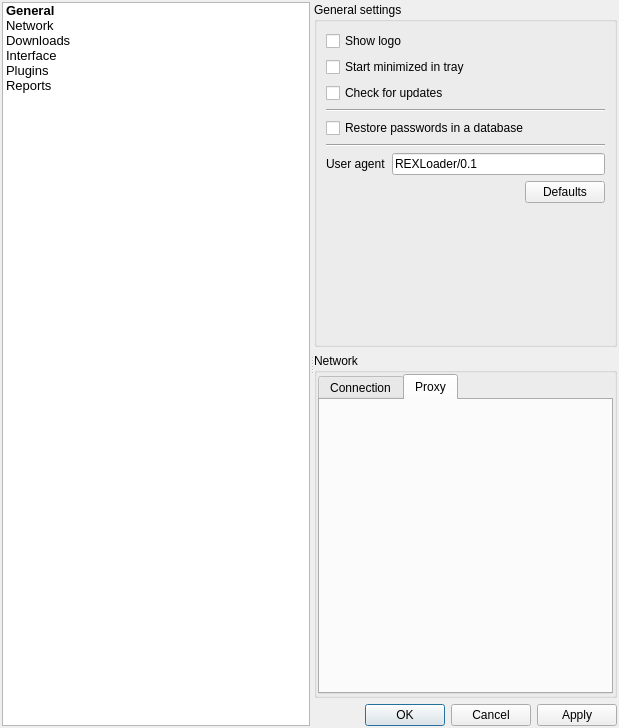
This is REXLoader/settingsdialog.ui in RA9OAJ/rexloader as Qt 5 draws it before an edit. The edited form follows.
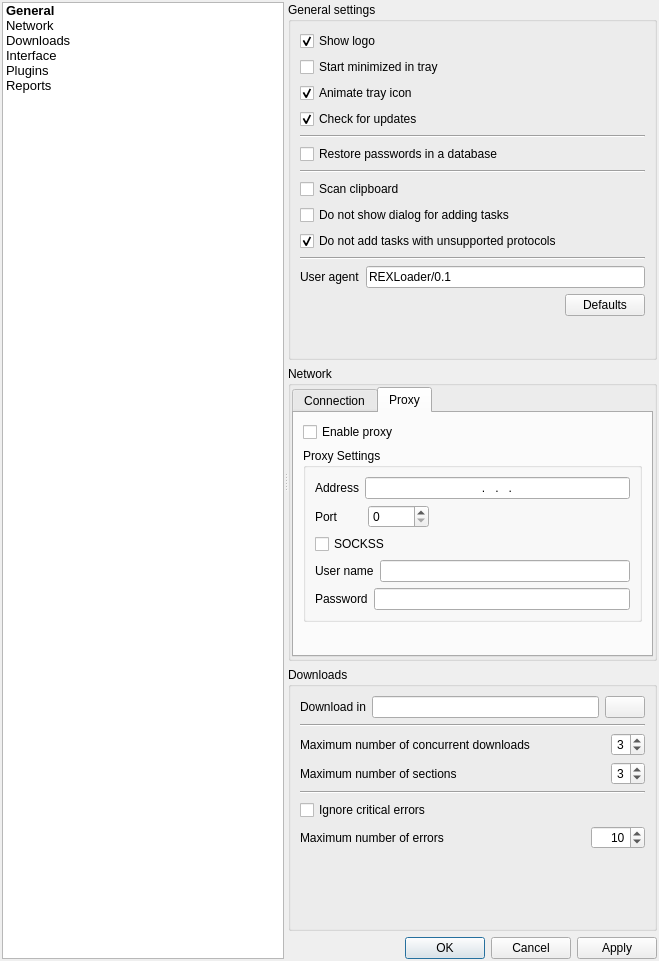
This is the edited form. The open tabs and pages were chosen to show the change.

Commit message: Реализован еще один фрейм с настроками закачек в диалоге настройки программы.

```diff
--- a/REXLoader/settingsdialog.ui
+++ b/REXLoader/settingsdialog.ui
@@ -6,8 +6,8 @@
    <rect>
     <x>0</x>
     <y>0</y>
-    <width>619</width>
-    <height>728</height>
+    <width>659</width>
+    <height>961</height>
    </rect>
   </property>
   <property name="windowTitle">
@@ -117,6 +117,9 @@
             <property name="text">
              <string>Show logo</string>
             </property>
+            <property name="checked">
+             <bool>true</bool>
+            </property>
            </widget>
           </item>
           <item>
@@ -124,6 +127,19 @@
             <property name="text">
              <string>Start minimized in tray</string>
             </property>
+            <property name="checked">
+             <bool>false</bool>
+            </property>
+           </widget>
+          </item>
+          <item>
+           <widget class="QCheckBox" name="animateTrayBox">
+            <property name="text">
+             <string>Animate tray icon</string>
+            </property>
+            <property name="checked">
+             <bool>true</bool>
+            </property>
            </widget>
           </item>
           <item>
@@ -131,6 +147,9 @@
             <property name="text">
              <string>Check for updates</string>
             </property>
+            <property name="checked">
+             <bool>true</bool>
+            </property>
            </widget>
           </item>
           <item>
@@ -154,6 +173,37 @@
             </property>
            </widget>
           </item>
+          <item>
+           <widget class="QCheckBox" name="scanClipboard">
+            <property name="text">
+             <string>Scan clipboard</string>
+            </property>
+           </widget>
+          </item>
+          <item>
+           <widget class="QCheckBox" name="notShowAddingDialog">
+            <property name="text">
+             <string>Do not show dialog for adding tasks</string>
+            </property>
+           </widget>
+          </item>
+          <item>
+           <widget class="QCheckBox" name="notAddTaskUnsupported">
+            <property name="text">
+             <string>Do not add tasks with unsupported protocols</string>
+            </property>
+            <property name="checked">
+             <bool>true</bool>
+            </property>
+           </widget>
+          </item>
+          <item>
+           <widget class="Line" name="line_4">
+            <property name="orientation">
+             <enum>Qt::Horizontal</enum>
+            </property>
+           </widget>
+          </item>
           <item>
            <layout class="QHBoxLayout" name="horizontalLayout">
             <item>
@@ -368,7 +418,7 @@
                  </widget>
                 </item>
                 <item>
-                 <widget class="QSpinBox" name="spinBox">
+                 <widget class="QSpinBox" name="connectionTimeout">
                   <property name="suffix">
                    <string> sec</string>
                   </property>
@@ -414,12 +464,354 @@
              <attribute name="title">
               <string>Proxy</string>
              </attribute>
+             <layout class="QVBoxLayout" name="verticalLayout_7">
+              <item>
+               <widget class="QCheckBox" name="proxyCheckBox">
+                <property name="text">
+                 <string>Enable proxy</string>
+                </property>
+               </widget>
+              </item>
+              <item>
+               <widget class="QGroupBox" name="groupBox">
+                <property name="title">
+                 <string>Proxy Settings</string>
+                </property>
+                <layout class="QVBoxLayout" name="verticalLayout_6">
+                 <item>
+                  <layout class="QHBoxLayout" name="horizontalLayout_8">
+                   <item>
+                    <widget class="QLabel" name="label_7">
+                     <property name="text">
+                      <string>Address</string>
+                     </property>
+                    </widget>
+                   </item>
+                   <item>
+                    <widget class="QLineEdit" name="proxyAddress">
+                     <property name="inputMask">
+                      <string>000.000.000.000; </string>
+                     </property>
+                     <property name="alignment">
+                      <set>Qt::AlignCenter</set>
+                     </property>
+                    </widget>
+                   </item>
+                  </layout>
+                 </item>
+                 <item>
+                  <layout class="QHBoxLayout" name="horizontalLayout_9">
+                   <item>
+                    <widget class="QLabel" name="label_8">
+                     <property name="minimumSize">
+                      <size>
+                       <width>47</width>
+                       <height>0</height>
+                      </size>
+                     </property>
+                     <property name="text">
+                      <string>Port</string>
+                     </property>
+                    </widget>
+                   </item>
+                   <item>
+                    <widget class="QSpinBox" name="proxyPort">
+                     <property name="maximum">
+                      <number>65535</number>
+                     </property>
+                    </widget>
+                   </item>
+                   <item>
+                    <spacer name="horizontalSpacer_3">
+                     <property name="orientation">
+                      <enum>Qt::Horizontal</enum>
+                     </property>
+                     <property name="sizeHint" stdset="0">
+                      <size>
+                       <width>118</width>
+                       <height>20</height>
+                      </size>
+                     </property>
+                    </spacer>
+                   </item>
+                  </layout>
+                 </item>
+                 <item>
+                  <layout class="QHBoxLayout" name="horizontalLayout_10">
+                   <item>
+                    <widget class="QCheckBox" name="sockssCheck">
+                     <property name="text">
+                      <string>SOCKSS</string>
+                     </property>
+                    </widget>
+                   </item>
+                   <item>
+                    <spacer name="horizontalSpacer_4">
+                     <property name="orientation">
+                      <enum>Qt::Horizontal</enum>
+                     </property>
+                     <property name="sizeHint" stdset="0">
+                      <size>
+                       <width>148</width>
+                       <height>20</height>
+                      </size>
+                     </property>
+                    </spacer>
+                   </item>
+                  </layout>
+                 </item>
+                 <item>
+                  <layout class="QHBoxLayout" name="horizontalLayout_11">
+                   <item>
+                    <widget class="QLabel" name="label_9">
+                     <property name="text">
+                      <string>User name</string>
+                     </property>
+                    </widget>
+                   </item>
+                   <item>
+                    <widget class="QLineEdit" name="proxyUser"/>
+                   </item>
+                  </layout>
+                 </item>
+                 <item>
+                  <layout class="QHBoxLayout" name="horizontalLayout_12">
+                   <item>
+                    <widget class="QLabel" name="label_10">
+                     <property name="text">
+                      <string>Password</string>
+                     </property>
+                    </widget>
+                   </item>
+                   <item>
+                    <widget class="QLineEdit" name="proxyPassword">
+                     <property name="echoMode">
+                      <enum>QLineEdit::Password</enum>
+                     </property>
+                    </widget>
+                   </item>
+                  </layout>
+                 </item>
+                </layout>
+               </widget>
+              </item>
+              <item>
+               <spacer name="verticalSpacer_3">
+                <property name="orientation">
+                 <enum>Qt::Vertical</enum>
+                </property>
+                <property name="sizeHint" stdset="0">
+                 <size>
+                  <width>20</width>
+                  <height>40</height>
+                 </size>
+                </property>
+               </spacer>
+              </item>
+             </layout>
             </widget>
            </widget>
           </item>
          </layout>
         </widget>
        </item>
+       <item>
+        <widget class="QGroupBox" name="downloadsBox">
+         <property name="title">
+          <string>Downloads</string>
+         </property>
+         <layout class="QVBoxLayout" name="verticalLayout_8">
+          <item>
+           <layout class="QHBoxLayout" name="horizontalLayout_13">
+            <item>
+             <widget class="QLabel" name="label_11">
+              <property name="text">
+               <string>Download in</string>
+              </property>
+             </widget>
+            </item>
+            <item>
+             <widget class="QLineEdit" name="downDir">
+              <property name="readOnly">
+               <bool>true</bool>
+              </property>
+             </widget>
+            </item>
+            <item>
+             <widget class="QPushButton" name="browseButton">
+              <property name="maximumSize">
+               <size>
+                <width>40</width>
+                <height>16777215</height>
+               </size>
+              </property>
+              <property name="toolTip">
+               <string>View folders</string>
+              </property>
+              <property name="text">
+               <string/>
+              </property>
+             </widget>
+            </item>
+           </layout>
+          </item>
+          <item>
+           <widget class="Line" name="line_5">
+            <property name="orientation">
+             <enum>Qt::Horizontal</enum>
+            </property>
+           </widget>
+          </item>
+          <item>
+           <layout class="QHBoxLayout" name="horizontalLayout_14">
+            <item>
+             <widget class="QLabel" name="label_12">
+              <property name="text">
+               <string>Maximum number of concurrent downloads</string>
+              </property>
+             </widget>
+            </item>
+            <item>
+             <spacer name="horizontalSpacer_6">
+              <property name="orientation">
+               <enum>Qt::Horizontal</enum>
+              </property>
+              <property name="sizeHint" stdset="0">
+               <size>
+                <width>40</width>
+                <height>20</height>
+               </size>
+              </property>
+             </spacer>
+            </item>
+            <item>
+             <widget class="QSpinBox" name="maxTasksSpin">
+              <property name="alignment">
+               <set>Qt::AlignRight|Qt::AlignTrailing|Qt::AlignVCenter</set>
+              </property>
+              <property name="minimum">
+               <number>1</number>
+              </property>
+              <property name="maximum">
+               <number>9</number>
+              </property>
+              <property name="value">
+               <number>3</number>
+              </property>
+             </widget>
+            </item>
+           </layout>
+          </item>
+          <item>
+           <layout class="QHBoxLayout" name="horizontalLayout_15">
+            <item>
+             <widget class="QLabel" name="label_13">
+              <property name="text">
+               <string>Maximum number of sections</string>
+              </property>
+             </widget>
+            </item>
+            <item>
+             <spacer name="horizontalSpacer_5">
+              <property name="orientation">
+               <enum>Qt::Horizontal</enum>
+              </property>
+              <property name="sizeHint" stdset="0">
+               <size>
+                <width>40</width>
+                <height>20</height>
+               </size>
+              </property>
+             </spacer>
+            </item>
+            <item>
+             <widget class="QSpinBox" name="maxSectionsSpin">
+              <property name="alignment">
+               <set>Qt::AlignRight|Qt::AlignTrailing|Qt::AlignVCenter</set>
+              </property>
+              <property name="minimum">
+               <number>1</number>
+              </property>
+              <property name="maximum">
+               <number>6</number>
+              </property>
+              <property name="value">
+               <number>3</number>
+              </property>
+             </widget>
+            </item>
+           </layout>
+          </item>
+          <item>
+           <widget class="Line" name="line_6">
+            <property name="orientation">
+             <enum>Qt::Horizontal</enum>
+            </property>
+           </widget>
+          </item>
+          <item>
+           <widget class="QCheckBox" name="checkBox">
+            <property name="text">
+             <string>Ignore critical errors</string>
+            </property>
+           </widget>
+          </item>
+          <item>
+           <layout class="QHBoxLayout" name="horizontalLayout_16">
+            <item>
+             <widget class="QLabel" name="label_14">
+              <property name="text">
+               <string>Maximum number of errors</string>
+              </property>
+             </widget>
+            </item>
+            <item>
+             <spacer name="horizontalSpacer_7">
+              <property name="orientation">
+               <enum>Qt::Horizontal</enum>
+              </property>
+              <property name="sizeHint" stdset="0">
+               <size>
+                <width>40</width>
+                <height>20</height>
+               </size>
+              </property>
+             </spacer>
+            </item>
+            <item>
+             <widget class="QSpinBox" name="spinBox">
+              <property name="alignment">
+               <set>Qt::AlignRight|Qt::AlignTrailing|Qt::AlignVCenter</set>
+              </property>
+              <property name="minimum">
+               <number>1</number>
+              </property>
+              <property name="maximum">
+               <number>9999</number>
+              </property>
+              <property name="value">
+               <number>10</number>
+              </property>
+             </widget>
+            </item>
+           </layout>
+          </item>
+          <item>
+           <spacer name="verticalSpacer_4">
+            <property name="orientation">
+             <enum>Qt::Vertical</enum>
+            </property>
+            <property name="sizeHint" stdset="0">
+             <size>
+              <width>20</width>
+              <height>88</height>
+             </size>
+            </property>
+           </spacer>
+          </item>
+         </layout>
+        </widget>
+       </item>
        <item>
         <widget class="QDialogButtonBox" name="buttonBox">
          <property name="standardButtons">
```
Left out of the diff: 28 changed lines with no effect on the pictures. The commit also changes 1 other file.
